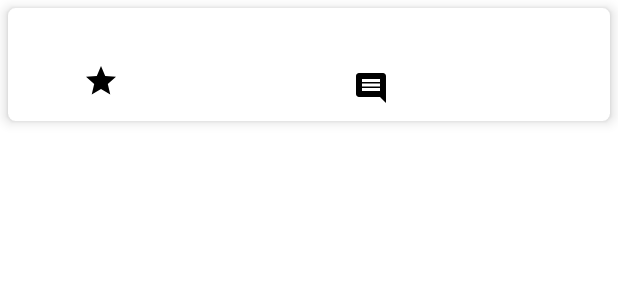
After one commit to Stellarworker/EndlessList, an Android app: the layout item_post.xml on its own in the app's theme, with its tools: preview values and no code run, on a phone screen of 412 x 824 dp. The commit adds this screen. Shown: the top 300 px of the screen. Run offline under Robolectric (Android 15) with nearby library versions, the phone set to English and light mode, and no system bars.

Commit message:
Lesson 5

```diff
--- a/app/build.gradle
+++ b/app/build.gradle
@@ -30,6 +30,9 @@ android {
     kotlinOptions {
         jvmTarget = '1.8'
     }
+    buildFeatures {
+        viewBinding true
+    }
 }
 
 dependencies {
@@ -38,6 +41,9 @@ dependencies {
     implementation 'androidx.appcompat:appcompat:1.4.1'
     implementation 'com.google.android.material:material:1.5.0'
     implementation 'androidx.constraintlayout:constraintlayout:2.1.3'
+    implementation 'com.squareup.retrofit2:retrofit:2.9.0'
+    implementation 'com.squareup.retrofit2:converter-gson:2.9.0'
+    implementation 'androidx.paging:paging-runtime:3.1.1'
     testImplementation 'junit:junit:4.13.2'
     androidTestImplementation 'androidx.test.ext:junit:1.1.3'
     androidTestImplementation 'androidx.test.espresso:espresso-core:3.4.0'
--- a/app/src/main/AndroidManifest.xml
+++ b/app/src/main/AndroidManifest.xml
@@ -1,6 +1,8 @@
 <?xml version="1.0" encoding="utf-8"?>
 <manifest xmlns:android="http://schemas.android.com/apk/res/android"
     xmlns:tools="http://schemas.android.com/tools">
+
+    <uses-permission android:name="android.permission.INTERNET" />
 
     <application
         android:allowBackup="true"
@@ -12,7 +14,7 @@
         android:theme="@style/Theme.EndlessList"
         tools:targetApi="31">
         <activity
-            android:name=".MainActivity"
+            android:name=".ui.MainActivity"
             android:exported="true">
             <intent-filter>
                 <action android:name="android.intent.action.MAIN" />
--- /dev/null
+++ b/app/src/main/java/com/example/endlesslist/domain/HotPostDTO.kt
@@ -0,0 +1,6 @@
+package com.example.endlesslist.domain
+
+data class HotPostDTO(
+    val kind: String,
+    val data: HotPostDataDTO
+)
--- /dev/null
+++ b/app/src/main/java/com/example/endlesslist/domain/HotPostsDTO.kt
@@ -0,0 +1,6 @@
+package com.example.endlesslist.domain
+
+data class HotPostsDTO(
+    val kind: String,
+    val data: HotPostsDataDTO
+)
--- /dev/null
+++ b/app/src/main/res/drawable/baseline_comment_24.xml
@@ -0,0 +1,5 @@
+<vector android:autoMirrored="true" android:height="24dp"
+    android:tint="#000000" android:viewportHeight="24"
+    android:viewportWidth="24" android:width="24dp" xmlns:android="http://schemas.android.com/apk/res/android">
+    <path android:fillColor="@android:color/white" android:pathData="M21.99,4c0,-1.1 -0.89,-2 -1.99,-2L4,2c-1.1,0 -2,0.9 -2,2v12c0,1.1 0.9,2 2,2h14l4,4 -0.01,-18zM18,14L6,14v-2h12v2zM18,11L6,11L6,9h12v2zM18,8L6,8L6,6h12v2z"/>
+</vector>
--- /dev/null
+++ b/app/src/main/res/drawable/baseline_star_24.xml
@@ -0,0 +1,5 @@
+<vector android:height="24dp" android:tint="#000000"
+    android:viewportHeight="24" android:viewportWidth="24"
+    android:width="24dp" xmlns:android="http://schemas.android.com/apk/res/android">
+    <path android:fillColor="@android:color/white" android:pathData="M12,17.27L18.18,21l-1.64,-7.03L22,9.24l-7.19,-0.61L12,2 9.19,8.63 2,9.24l5.46,4.73L5.82,21z"/>
+</vector>
--- /dev/null
+++ b/app/src/main/res/layout/item_post.xml
@@ -0,0 +1,81 @@
+<?xml version="1.0" encoding="utf-8"?>
+<androidx.cardview.widget.CardView xmlns:android="http://schemas.android.com/apk/res/android"
+    xmlns:app="http://schemas.android.com/apk/res-auto"
+    android:id="@+id/item_post_root"
+    android:layout_width="match_parent"
+    android:layout_height="wrap_content"
+    android:layout_marginHorizontal="@dimen/item_post_root_margin_horizontal"
+    android:layout_marginTop="@dimen/item_post_root_margin_top"
+    app:cardCornerRadius="@dimen/item_post_root_corner_radius"
+    app:cardElevation="@dimen/item_post_root_elevation">
+
+    <androidx.constraintlayout.widget.ConstraintLayout
+        android:id="@+id/item_post_container"
+        android:layout_width="match_parent"
+        android:layout_height="wrap_content">
+
+        <androidx.appcompat.widget.AppCompatTextView
+            android:id="@+id/item_post_title"
+            android:layout_width="match_parent"
+            android:layout_height="wrap_content"
+            android:layout_marginHorizontal="@dimen/item_post_title_margin_horizontal"
+            android:layout_marginVertical="@dimen/item_post_title_margin_vertical"
+            android:textSize="@dimen/item_post_title_text_size"
+            app:layout_constraintBottom_toTopOf="@+id/item_post_comments"
+            app:layout_constraintEnd_toEndOf="parent"
+            app:layout_constraintStart_toStartOf="parent"
+            app:layout_constraintTop_toTopOf="parent" />
+
+        <androidx.appcompat.widget.LinearLayoutCompat
+            android:id="@+id/item_post_crossposts"
+            android:layout_width="wrap_content"
+            android:layout_height="wrap_content"
+            android:layout_marginStart="@dimen/item_post_crossposts_margin_start"
+            android:layout_marginBottom="@dimen/item_post_crossposts_margin_bottom"
+            android:orientation="horizontal"
+            app:layout_constraintBottom_toBottomOf="parent"
+            app:layout_constraintStart_toStartOf="parent"
+            app:layout_constraintTop_toBottomOf="@+id/item_post_title">
+
+            <androidx.appcompat.widget.AppCompatImageView
+                android:layout_width="wrap_content"
+                android:layout_height="wrap_content"
+                android:src="@drawable/baseline_star_24" />
+
+            <androidx.appcompat.widget.AppCompatTextView
+                android:id="@+id/item_post_crossposts_value"
+                android:layout_width="wrap_content"
+                android:layout_height="wrap_content"
+                android:layout_marginStart="@dimen/item_post_crossposts_value_margin_start"
+                android:textSize="@dimen/item_post_crossposts_value_text_size" />
+
+        </androidx.appcompat.widget.LinearLayoutCompat>
+
+        <androidx.appcompat.widget.LinearLayoutCompat
+            android:id="@+id/item_post_comments"
+            android:layout_width="wrap_content"
+            android:layout_height="wrap_content"
+            android:layout_marginStart="@dimen/item_post_comments_margin_start"
+            android:layout_marginBottom="@dimen/item_post_comments_margin_bottom"
+            android:orientation="horizontal"
+            app:layout_constraintBottom_toBottomOf="parent"
+            app:layout_constraintStart_toStartOf="parent"
+            app:layout_constraintTop_toBottomOf="@+id/item_post_title">
+
+            <androidx.appcompat.widget.AppCompatImageView
+                android:layout_width="wrap_content"
+                android:layout_height="wrap_content"
+                android:src="@drawable/baseline_comment_24" />
+
+            <androidx.appcompat.widget.AppCompatTextView
+                android:id="@+id/item_post_comments_value"
+                android:layout_width="wrap_content"
+                android:layout_height="wrap_content"
+                android:layout_marginStart="@dimen/item_post_comments_value_margin_start"
+                android:textSize="@dimen/item_post_comments_value_text_size" />
+
+        </androidx.appcompat.widget.LinearLayoutCompat>
+
+    </androidx.constraintlayout.widget.ConstraintLayout>
+
+</androidx.cardview.widget.CardView>
--- /dev/null
+++ b/app/src/main/res/values/dimens.xml
@@ -0,0 +1,22 @@
+<?xml version="1.0" encoding="utf-8"?>
+<resources>
+
+    <!-- ItemPost begin -->
+    <dimen name="item_post_root_margin_horizontal">5dp</dimen>
+    <dimen name="item_post_root_margin_top">5dp</dimen>
+    <dimen name="item_post_root_corner_radius">5dp</dimen>
+    <dimen name="item_post_root_elevation">5dp</dimen>
+    <dimen name="item_post_title_margin_horizontal">20dp</dimen>
+    <dimen name="item_post_title_margin_vertical">10dp</dimen>
+    <dimen name="item_post_title_text_size">15sp</dimen>
+    <dimen name="item_post_crossposts_margin_start">50dp</dimen>
+    <dimen name="item_post_crossposts_margin_bottom">10dp</dimen>
+    <dimen name="item_post_crossposts_value_margin_start">5dp</dimen>
+    <dimen name="item_post_crossposts_value_text_size">15sp</dimen>
+    <dimen name="item_post_comments_margin_start">230dp</dimen>
+    <dimen name="item_post_comments_margin_bottom">10dp</dimen>
+    <dimen name="item_post_comments_value_margin_start">5dp</dimen>
+    <dimen name="item_post_comments_value_text_size">15sp</dimen>
+    <!-- ItemPost end -->
+
+</resources>
```
Also changed, not shown: app/src/main/java/com/example/endlesslist/MainActivity.kt (deleted, +0 -11 lines), app/src/main/java/com/example/endlesslist/data/HotPostsPagingSource.kt (added, +40 -0 lines), app/src/main/java/com/example/endlesslist/domain/HotPostDataDTO.kt (added, +8 -0 lines), app/src/main/java/com/example/endlesslist/domain/HotPostsDataDTO.kt (added, +10 -0 lines), app/src/main/java/com/example/endlesslist/repository/RedditAPI.kt (added, +24 -0 lines), app/src/main/java/com/example/endlesslist/ui/HotPostsAdapter.kt (added, +49 -0 lines), app/src/main/java/com/example/endlesslist/ui/MainActivity.kt (added, +51 -0 lines), app/src/main/java/com/example/endlesslist/viewmodel/MainViewModel.kt (added, +21 -0 lines), app/src/main/java/com/example/endlesslist/viewmodel/MainViewModelFactory.kt (added, +14 -0 lines), app/src/main/res/layout/activity_main.xml (+9 -6 lines).
